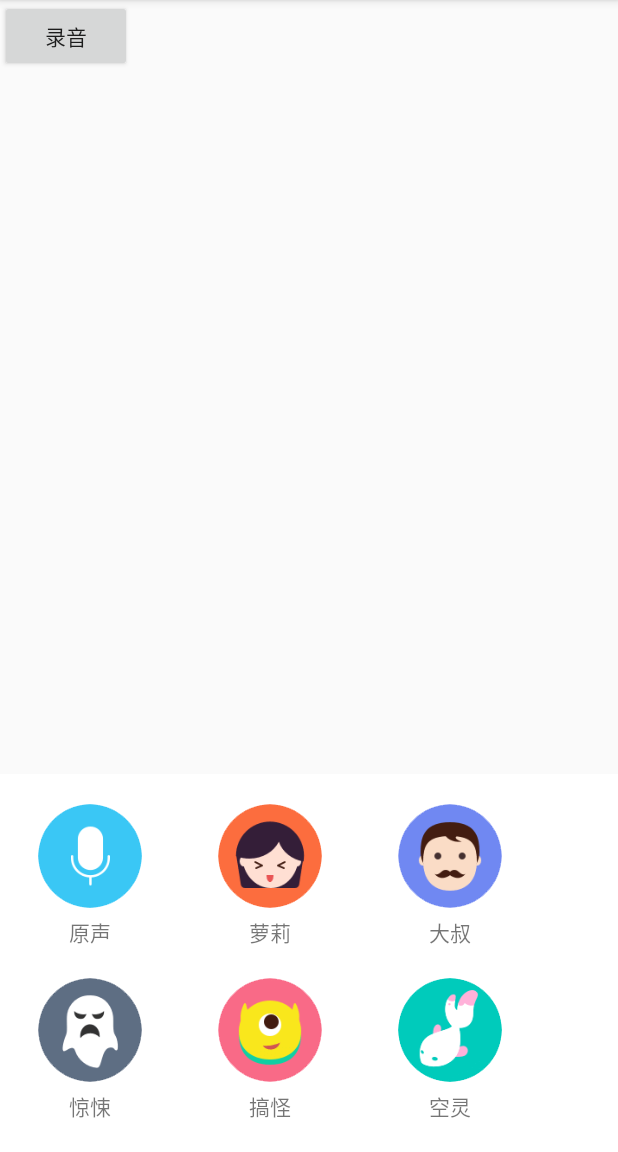
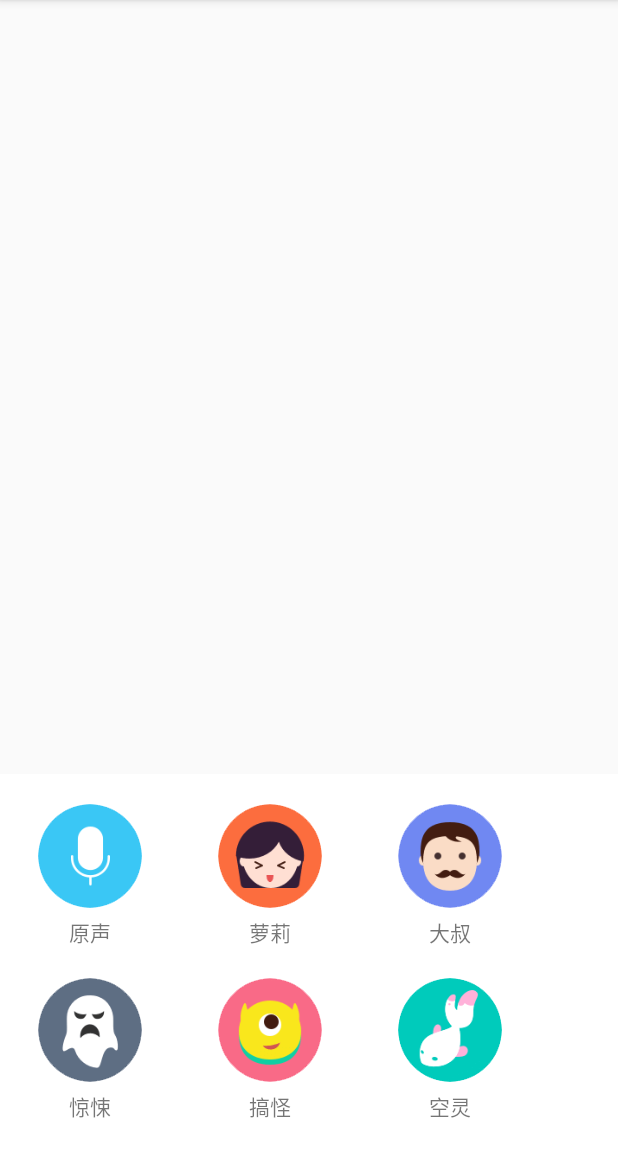
Before and after one commit to LouisShark/QQChangeVoice, an Android app: the screen it shows after launch (MainActivity), on a phone screen of 412 x 824 dp, the part 84-1236 px from its top. Run offline under Robolectric (Android 15) with nearby library versions, the phone set to English and light mode, and no system bars.

Commit message:
commit :hand:

```diff
--- a/app/src/main/java/cn/louis/shark/qqvoice/MainActivity.java
+++ b/app/src/main/java/cn/louis/shark/qqvoice/MainActivity.java
@@ -10,17 +10,48 @@ import android.widget.Toast;
 import org.fmod.FMOD;
 
 import java.io.File;
+import java.io.FileOutputStream;
+import java.io.InputStream;
 
 public class MainActivity extends AppCompatActivity {
 
     private static final String path = Environment.getExternalStorageDirectory().getAbsolutePath() + File.separatorChar + "louis.wav";
 
+    private InputStream inputStream = null;
+    private FileOutputStream outputStream = null;
 
     @Override
     protected void onCreate(Bundle savedInstanceState) {
         super.onCreate(savedInstanceState);
         setContentView(R.layout.activity_main);
         FMOD.init(this);
+        File oldFile = new File(path);
+        if (!oldFile.exists()) {
+            new Thread(new Runnable() {
+                @Override
+                public void run() {
+                    try {
+                        int bytesum = 0;
+                        int byteread = 0;
+                        File file = new File(path);
+                        inputStream = getResources().getAssets().open("singing.wav");
+                        outputStream = new FileOutputStream(file);
+                        byte[] buffer = new byte[1444];
+                        while ((byteread = inputStream.read(buffer)) != -1) {
+                            bytesum += byteread;
+                            System.out.println(bytesum);
+                            outputStream.write(buffer, 0, byteread);
+                        }
+                        inputStream.close();
+                    } catch (Exception e) {
+                        System.out.println("复制单个文件操作出错");
+                        e.printStackTrace();
+                    }
+                }
+            }).start();
+        }
+
+
     }
 
     @Override
--- a/app/src/main/res/layout/activity_main.xml
+++ b/app/src/main/res/layout/activity_main.xml
@@ -3,12 +3,6 @@
     android:layout_width="match_parent"
     android:layout_height="match_parent" >
 
-    <Button
-        android:id="@+id/record"
-        android:layout_alignParentTop="true"
-        android:layout_width="wrap_content"
-        android:layout_height="wrap_content"
-        android:text="录音"/>
 
     <LinearLayout
         android:layout_width="fill_parent"
```
Also changed, not shown: 1 other file.
